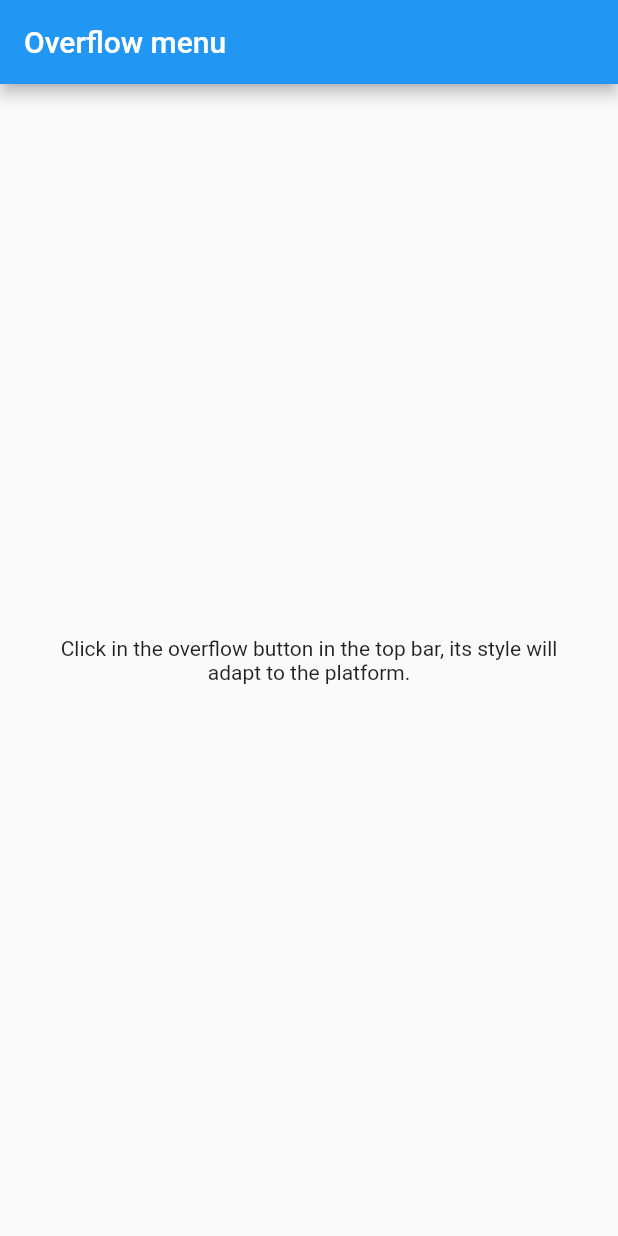
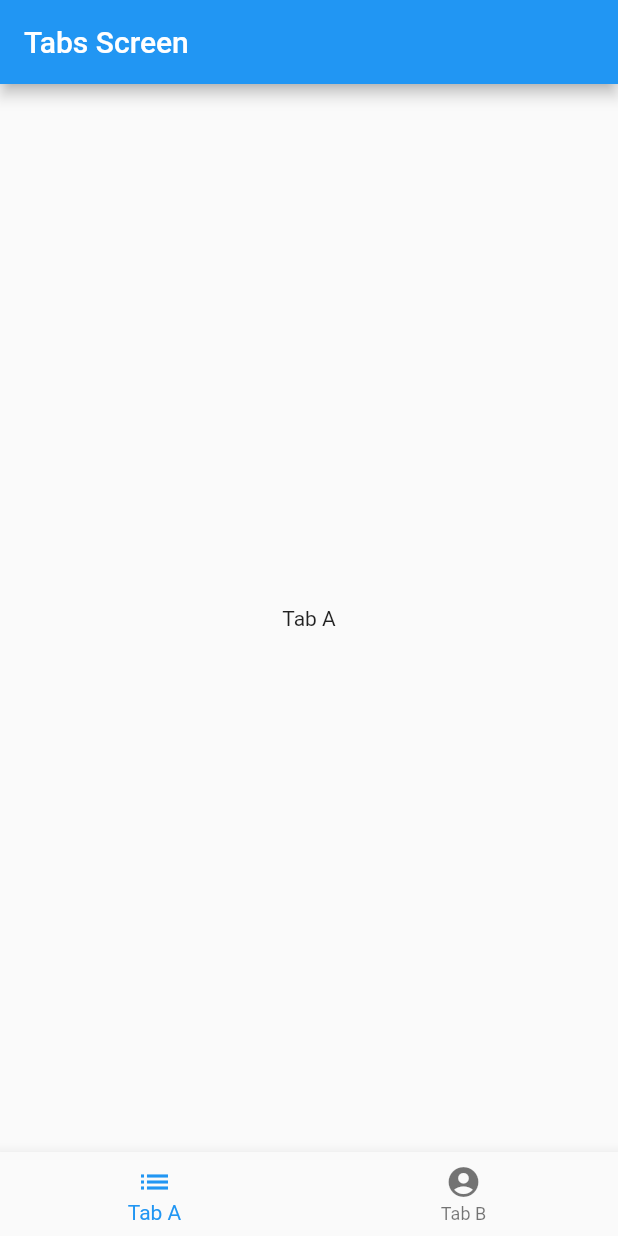
Before and after one commit to svprdga/flutter-adapt-style-platform, a Flutter app: the screen it shows after launch, on a phone screen of 412 x 824 dp. Run offline on Flutter 3.47's test engine with Material 2 defaults, Android fonts, the phone set to English and light mode, and no system bars; drawn by our look-alikes of flutter_platform_widgets.

Commit message:
Add TabsScreen

```diff
--- a/lib/app.dart
+++ b/lib/app.dart
@@ -1,6 +1,7 @@
 import 'package:flutter/widgets.dart';
 import 'package:flutter_adapt_style_platform/overflow_menu.dart';
 import 'package:flutter_adapt_style_platform/simple_screen.dart';
+import 'package:flutter_adapt_style_platform/tabs_screen.dart';
 import 'package:flutter_platform_widgets/flutter_platform_widgets.dart';
 
 class App extends StatelessWidget {
@@ -9,7 +10,7 @@ class App extends StatelessWidget {
     return PlatformProvider(
         builder: (BuildContext context) => PlatformApp(
           title: 'Flutter platform style sample',
-          home: OverflowMenuScreen()
+          home: TabsScreen()
         )
     );
   }
--- /dev/null
+++ b/lib/tabs_screen.dart
@@ -0,0 +1,89 @@
+import 'package:flutter/cupertino.dart';
+import 'package:flutter/material.dart';
+import 'package:flutter_platform_widgets/flutter_platform_widgets.dart';
+
+class TabsScreen extends StatefulWidget {
+  TabsScreen({Key? key}) : super(key: key);
+
+  @override
+  _TabsScreenState createState() => _TabsScreenState();
+}
+
+class _TabsScreenState extends State<TabsScreen> {
+
+  // ********************************* VARS ******************************** //
+
+  int _index = 0;
+
+  final _items = [
+    BottomNavigationBarItem(
+        icon: Icon(Icons.list),
+        label: 'Tab A'
+    ),
+    BottomNavigationBarItem(
+        icon: Icon(Icons.account_circle_rounded),
+        label: 'Tab B'
+    ),
+  ];
+
+  // ****************************** LIFECYCLE ****************************** //
+
+  @override
+  Widget build(BuildContext context) {
+    if (isMaterial(context)) {
+      return _getMaterialWidget();
+    } else {
+      return _getCupertinoWidget();
+    }
+  }
+
+  // *************************** PRIVATE METHODS *************************** //
+
+  Widget _getMaterialWidget() {
+    return Scaffold(
+      appBar: AppBar(
+        title: Text('Tabs Screen'),
+      ),
+      bottomNavigationBar: BottomNavigationBar(
+        items: _items,
+        currentIndex: _index,
+        onTap: (int index) {
+          setState(() {
+            _index = index;
+          });
+        },
+      ),
+      body: _getCurrentTab(_index),
+    );
+  }
+
+  Widget _getCupertinoWidget() {
+    return CupertinoTabScaffold(
+      tabBar: CupertinoTabBar(
+        onTap: (int index) {
+          setState(() {
+            _index = index;
+          });
+        },
+        items: _items,
+      ),
+      tabBuilder: (BuildContext context, int index) {
+        return CupertinoTabView(
+          builder: (BuildContext context) => CupertinoPageScaffold(
+            navigationBar: CupertinoNavigationBar(
+              middle: Text('Tabs Screen'),
+            ),
+            child: _getCurrentTab(index),
+          ),
+        );
+      },
+    );
+  }
+
+  Widget _getCurrentTab(int index) {
+    return Center(
+      child: Text('Tab ${index == 0 ? 'A' : 'B'}'),
+    );
+  }
+
+}
```
Also changed, not shown: 1 other file.
